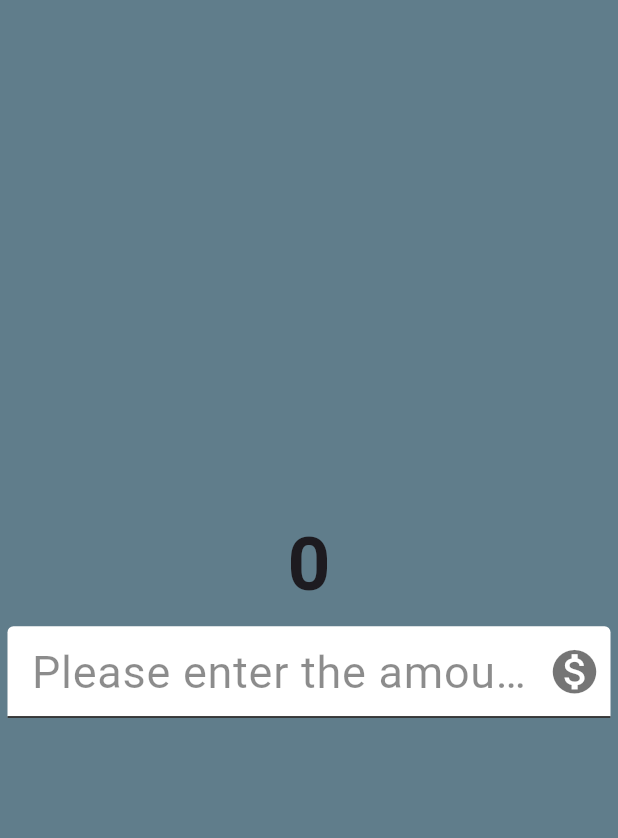
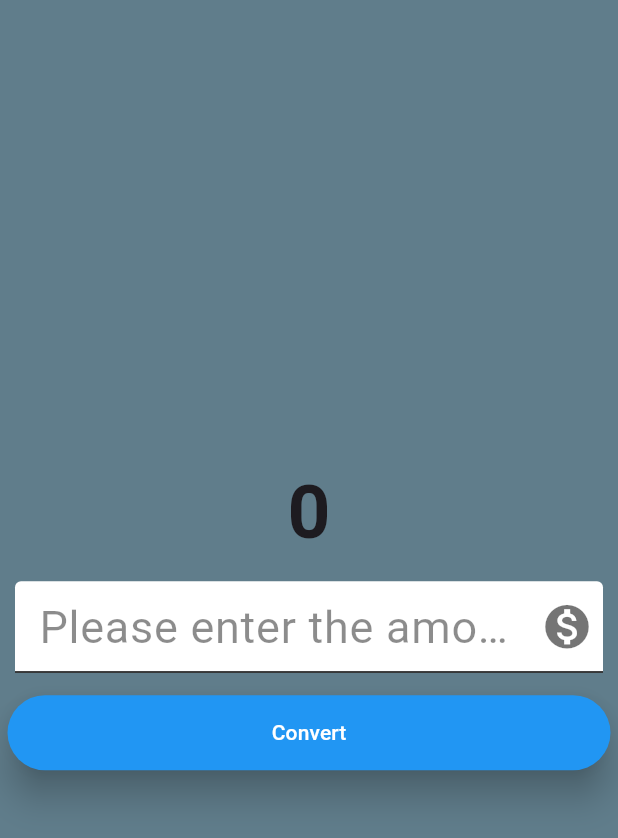
Before and after one commit to suhailkassar11/flutter_learn, a Flutter app: the screen it shows after launch, on a phone screen of 412 x 824 dp. Shown: the top 838 px of the screen. Run offline on Flutter 3.47's test engine with Material 3 defaults, Android fonts, the phone set to English and light mode, and no system bars.

Commit message:
implement button properties

```diff
--- a/lib/pages/currency_converter_material_page.dart
+++ b/lib/pages/currency_converter_material_page.dart
@@ -4,19 +4,20 @@ class CurrencyConverterMaterialPage extends StatelessWidget {
   const CurrencyConverterMaterialPage({super.key});
   @override
   Widget build(BuildContext context) {
-    return const Scaffold(
+    return  Scaffold(
         backgroundColor: Colors.blueGrey,
         body: Center(
             child: Column(
           mainAxisAlignment: MainAxisAlignment.center,
           children: [
-            Text(
+           const Text(
               '0',
               style: TextStyle(fontSize: 50, fontWeight: FontWeight.bold),
             ),
-           Padding(
+           Container(
              padding: const EdgeInsets.all(5),
-             child:TextField(
+             margin: const EdgeInsets.all(5),
+             child:const TextField(
               style: TextStyle(
                 color: Colors.black54,
                 fontSize: 30,
@@ -43,7 +44,20 @@ class CurrencyConverterMaterialPage extends StatelessWidget {
                 enabledBorder: UnderlineInputBorder()
               ),
               keyboardType: TextInputType.numberWithOptions(decimal: true,signed: true),
-            ),)
+            ),),
+            Padding(
+              padding: const EdgeInsets.all(5),
+               child:ElevatedButton(
+                style: const ButtonStyle(
+                   elevation: MaterialStatePropertyAll(10),
+                    backgroundColor: MaterialStatePropertyAll(Colors.blue),
+                    foregroundColor: MaterialStatePropertyAll(Colors.white),
+                    minimumSize:  MaterialStatePropertyAll(Size(double.infinity,50)),
+                ),
+                onPressed: (){},
+                child: const Text("Convert")
+            ),
+            ),
           ],
         )));
   }
```
